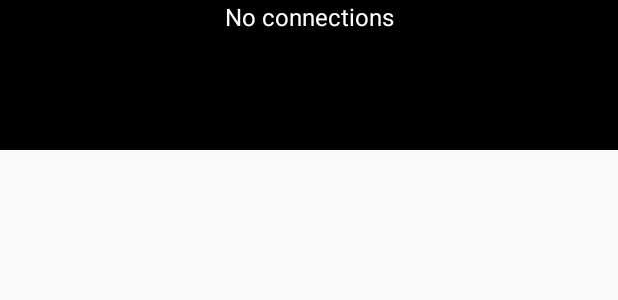
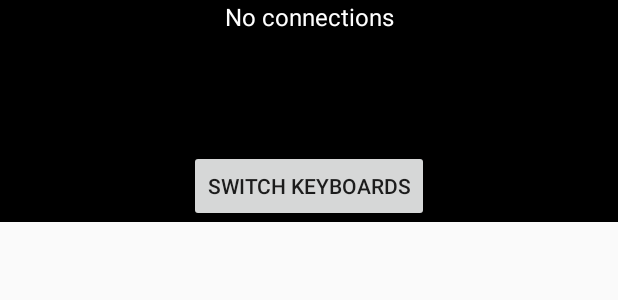
Before and after one commit to zaxebo1/AirKeys, an Android app: the layout keyboard.xml on its own in the app's theme, with its tools: preview values and no code run, on a phone screen of 412 x 824 dp. Shown: the top 300 px of the screen. Run offline under Robolectric (Android 15) with nearby library versions, the phone set to English and light mode, and no system bars.

Commit message:
Bugfixes, improvements, add "select input method" button

```diff
--- a/app/src/main/res/layout/keyboard.xml
+++ b/app/src/main/res/layout/keyboard.xml
@@ -1,14 +1,24 @@
 <?xml version="1.0" encoding="utf-8"?>
 <RelativeLayout xmlns:android="http://schemas.android.com/apk/res/android"
     android:layout_width="match_parent"
-    android:background="@android:color/black"
-    android:layout_height="wrap_content">
+    android:layout_height="wrap_content"
+    android:background="@android:color/black">
+
     <TextView
         android:id="@+id/keyboard_text"
-        android:textSize="16sp"
-        android:textColor="@android:color/white"
         android:layout_width="match_parent"
+        android:layout_height="100dp"
         android:gravity="center_horizontal"
         android:text="No connections"
-        android:layout_height="100dp" />
+        android:textColor="@android:color/white"
+        android:textSize="16sp" />
+
+
+    <Button
+        android:id="@+id/keyboard_show_mehtods"
+        android:layout_width="wrap_content"
+        android:layout_height="wrap_content"
+        android:layout_below="@id/keyboard_text"
+        android:layout_centerInParent="true"
+        android:text="Switch Keyboards" />
 </RelativeLayout>
```
Also changed, not shown: app/src/main/java/org/twinone/airkeys/AirKeysService.java (+21 -2 lines), app/src/main/java/org/twinone/airkeys/NetUtil.java (added, +61 -0 lines).
